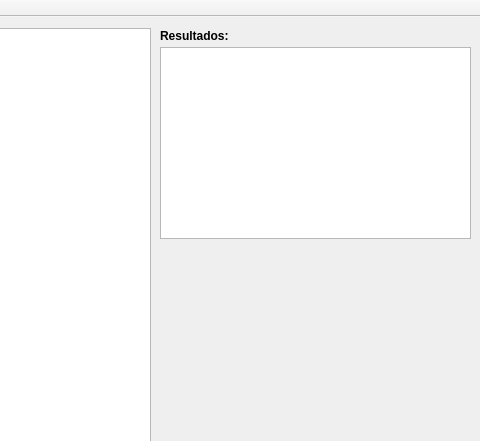
Before: the Qt Designer form ProyectoIA/mainwindow.ui in sebaxtian/IA, drawn with Qt 5; both pictures show x 620 to 1100 and y 0 to 441 of the 1100 by 650 pixel window.
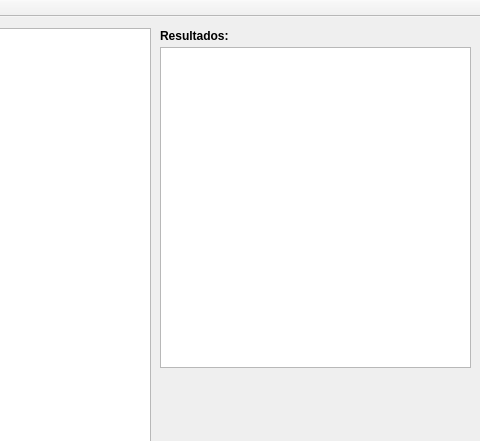
After: the same form once the commit is applied.

```diff
--- a/ProyectoIA/mainwindow.ui
+++ b/ProyectoIA/mainwindow.ui
@@ -178,7 +178,7 @@
       <x>780</x>
       <y>30</y>
       <width>311</width>
-      <height>192</height>
+      <height>321</height>
      </rect>
     </property>
    </widget>
```
